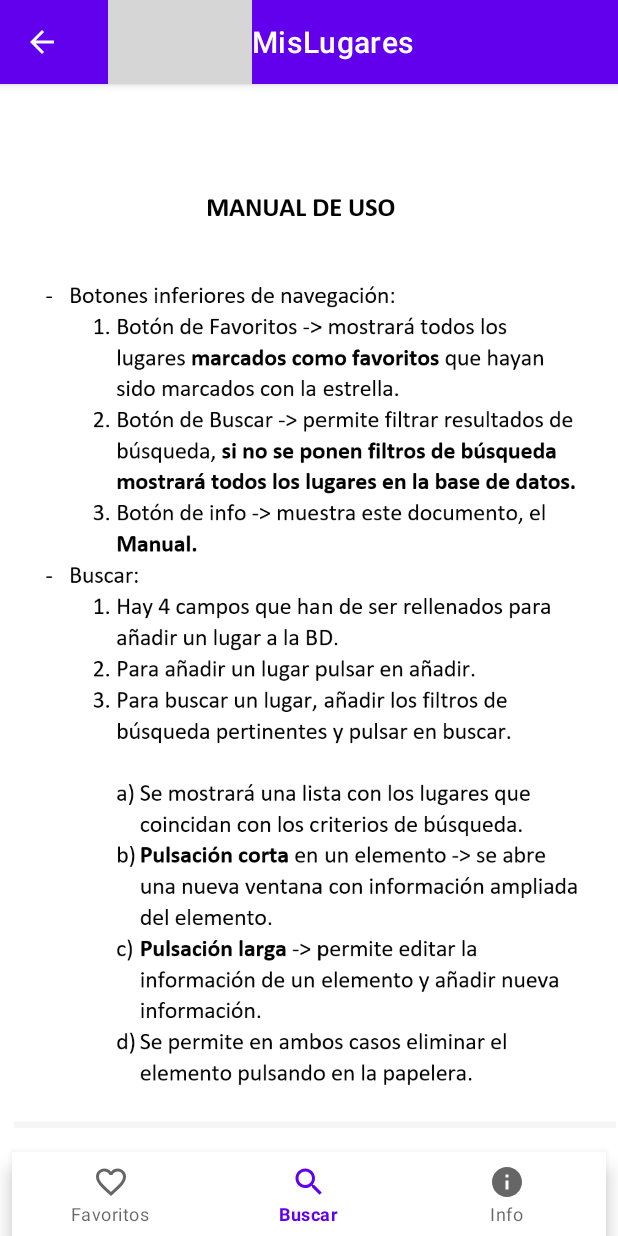
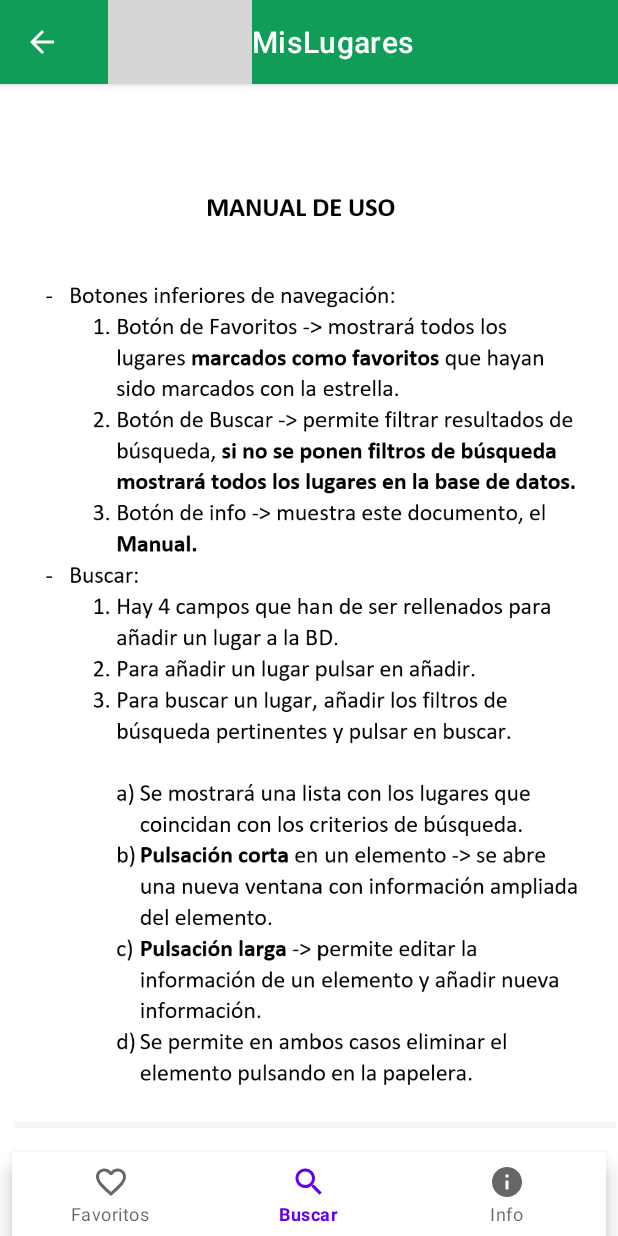
Before and after one commit to alradno/Practica2_LAB, an Android app: the manualFragment screen opened through its navigation route, on a phone screen of 412 x 824 dp. Run offline under Robolectric (Android 15) with nearby library versions, the phone set to English and light mode, and no system bars; our stand-ins replace Room's generated code; grey boxes are pictures that could not be loaded.

Commit message:
Update13

```diff
--- a/app/src/main/java/com/alberto_radno/mislugares/AdapterLugar.java
+++ b/app/src/main/java/com/alberto_radno/mislugares/AdapterLugar.java
@@ -5,8 +5,6 @@ import android.content.Context;
 import android.view.LayoutInflater;
 import android.view.View;
 import android.view.ViewGroup;
-import android.widget.AdapterView;
-import android.widget.Button;
 import android.widget.ImageButton;
 import android.widget.ImageView;
 import android.widget.RatingBar;
@@ -16,15 +14,13 @@ import android.widget.TextView;
 import androidx.annotation.NonNull;
 import androidx.recyclerview.widget.RecyclerView;
 
-import com.bumptech.glide.Glide;
-
 import java.util.List;
 
 public class AdapterLugar extends RecyclerView.Adapter<AdapterLugar.ViewHolder> {
     private final List<Lugar> lugares;
     private final RecyclerViewInterface recyclerViewInterface;
 
-
+    @SuppressWarnings("unused")
     public AdapterLugar(Context context, List<Lugar> lugares, RecyclerViewInterface recyclerViewInterface) {
         this.lugares = lugares;
         this.recyclerViewInterface = recyclerViewInterface;
--- a/app/src/main/java/com/alberto_radno/mislugares/MainActivity.java
+++ b/app/src/main/java/com/alberto_radno/mislugares/MainActivity.java
@@ -1,16 +1,14 @@
 package com.alberto_radno.mislugares;
 
+import androidx.appcompat.app.ActionBar;
 import androidx.appcompat.app.AppCompatActivity;
-import androidx.fragment.app.FragmentManager;
-import androidx.fragment.app.FragmentTransaction;
-import androidx.navigation.NavController;
-import androidx.navigation.Navigation;
 
-import android.app.Activity;
+import android.annotation.SuppressLint;
+import android.graphics.Color;
+import android.graphics.drawable.ColorDrawable;
 import android.os.Bundle;
 
 import com.alberto_radno.mislugares.databinding.ActivityMainBinding;
-import com.google.android.material.navigation.NavigationView;
 
 import java.util.Objects;
 
@@ -18,6 +16,7 @@ public class MainActivity extends AppCompatActivity {
 
     ActivityMainBinding binding;
 
+    @SuppressLint("NonConstantResourceId")
     @Override
     protected void onCreate(Bundle savedInstanceState) {
         super.onCreate(savedInstanceState);
@@ -32,6 +31,13 @@ public class MainActivity extends AppCompatActivity {
         //Mostrar el icono de la app en el action bar
         getSupportActionBar().setLogo(R.mipmap.icono_app);
         getSupportActionBar().setDisplayUseLogoEnabled(true);
+
+
+        ActionBar actionBar;
+        actionBar = getSupportActionBar();
+
+        ColorDrawable colorDrawable = new ColorDrawable(Color.parseColor("#0F9D58"));
+        actionBar.setBackgroundDrawable(colorDrawable);
 
         //Si pulsa en el icono de buscar del navigation bar, se abre el fragment buscadoFragment
         binding.navigationView.setOnItemSelectedListener(item -> {
--- a/app/src/main/java/com/alberto_radno/mislugares/TipoFragment.java
+++ b/app/src/main/java/com/alberto_radno/mislugares/TipoFragment.java
@@ -1,7 +1,6 @@
 package com.alberto_radno.mislugares;
 
 import android.annotation.SuppressLint;
-import android.content.Intent;
 import android.os.Bundle;
 
 import androidx.annotation.NonNull;
@@ -11,7 +10,6 @@ import android.util.Log;
 import android.view.LayoutInflater;
 import android.view.View;
 import android.view.ViewGroup;
-import android.widget.Button;
 import android.widget.ImageButton;
 
 
--- a/app/src/main/java/com/alberto_radno/mislugares/mainFragment.java
+++ b/app/src/main/java/com/alberto_radno/mislugares/mainFragment.java
@@ -1,11 +1,11 @@
 package com.alberto_radno.mislugares;
 
+import android.media.MediaParser;
+import android.media.MediaPlayer;
 import android.os.Bundle;
 
 import androidx.annotation.NonNull;
 import androidx.fragment.app.Fragment;
-import androidx.navigation.NavController;
-import androidx.navigation.Navigation;
 import androidx.room.Room;
 
 import android.view.LayoutInflater;
@@ -16,12 +16,12 @@ import android.widget.EditText;
 import android.widget.RatingBar;
 import android.widget.Toast;
 
-import java.util.Objects;
 
 public class mainFragment extends Fragment {
 
     Button anadir;
     Button buscar;
+    MediaPlayer mp;
 
     EditText nombreText;
     EditText localizacionText;
@@ -73,6 +73,8 @@ public class mainFragment extends Fragment {
         ratingBar = view.findViewById(R.id.ratingBar_item);
         tipoText = view.findViewById(R.id.tipoText);
 
+        mp = MediaPlayer.create(getContext(), R.raw.click);
+
         nombreText.setText(nombreBuscado);
         localizacionText.setText(localizacionBuscada);
         ratingBar.setRating(valoracionBuscada);
@@ -87,6 +89,8 @@ public class mainFragment extends Fragment {
     }
 
     public void anadir() {
+        //Sonido de Click
+        mp.start();
         //Obtener datos de los campos
         String nombre = nombreText.getText().toString();
         String localizacion = localizacionText.getText().toString();
@@ -113,7 +117,7 @@ public class mainFragment extends Fragment {
     }
 
     public void buscar(){
-
+        mp.start();
         String fragmentOrigen = "mainFragment";
         String nombre = nombreText.getText().toString();
         String localizacion = localizacionText.getText().toString();
@@ -130,9 +134,6 @@ public class mainFragment extends Fragment {
         result.putString("tipoBuscado", tipo);
 
         fragment.setArguments(result);
-
-        /*NavController navController = Navigation.findNavController(this.requireView());
-        navController.navigate(R.id.action_mainFragment_to_buscadoFragment, result);*/
 
         getParentFragmentManager().beginTransaction().replace(R.id.fragmentContainerView, fragment).commit();
 
@@ -156,9 +157,6 @@ public class mainFragment extends Fragment {
 
         fragment.setArguments(result);
 
-        /*NavController navController = Navigation.findNavController(this.requireView());
-        navController.navigate(R.id.action_mainFragment_to_buscadoFragment, result);*/
-
         getParentFragmentManager().beginTransaction().replace(R.id.fragmentContainerView, fragment).commit();
     }
 
--- a/app/src/main/java/com/alberto_radno/mislugares/manualFragment.java
+++ b/app/src/main/java/com/alberto_radno/mislugares/manualFragment.java
@@ -8,12 +8,9 @@ import androidx.fragment.app.Fragment;
 import android.view.LayoutInflater;
 import android.view.View;
 import android.view.ViewGroup;
-import android.widget.Button;
-import android.widget.TextView;
 
 public class manualFragment extends Fragment {
 
-    TextView info;
     public manualFragment() {
         // Required empty public constructor
     }
```
Also changed, not shown: app/src/main/java/com/alberto_radno/mislugares/Lugar.java (+0 -12 lines), app/src/main/java/com/alberto_radno/mislugares/buscadoFragment.java (+8 -12 lines), app/src/main/java/com/alberto_radno/mislugares/editarFragment.java (+0 -25 lines), app/src/main/java/com/alberto_radno/mislugares/favoritosFragment.java (+5 -7 lines), 1 other file.
